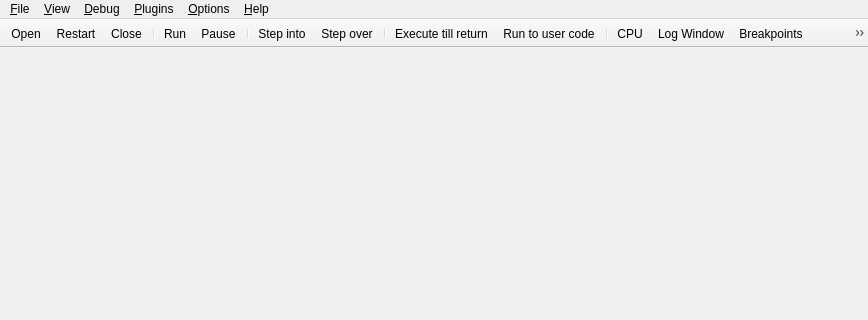
Before: the Qt Designer form src/gui/Src/Gui/MainWindow.ui in x64dbg/x64dbg, drawn with Qt 5; both pictures show x 0 to 868 and y 0 to 320 of the 868 by 600 pixel window.
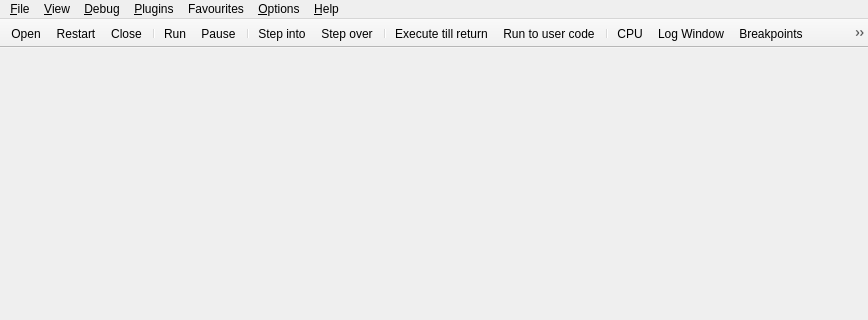
After: the same form once the commit is applied. Icons and pictures are not drawn.

Commit message: favourite tools, instruction undo

```diff
--- a/src/gui/Src/Gui/MainWindow.ui
+++ b/src/gui/Src/Gui/MainWindow.ui
@@ -148,10 +148,16 @@
     <addaction name="actionTopmost"/>
     <addaction name="actionReloadStylesheet"/>
    </widget>
+   <widget class="QMenu" name="menuFavourites">
+    <property name="title">
+     <string>Favourites</string>
+    </property>
+   </widget>
    <addaction name="menuFile"/>
    <addaction name="menuView"/>
    <addaction name="menuDebug"/>
    <addaction name="menuPlugins"/>
+   <addaction name="menuFavourites"/>
    <addaction name="menuOptions"/>
    <addaction name="menuHelp"/>
   </widget>
```
Left out of the diff: 22 changed lines with no effect on the pictures.
